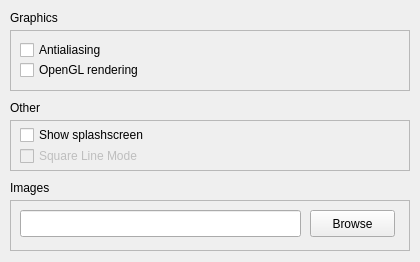
Qt form qrgui/dialogs/preferencesPages/miscellaniousPage.ui (qreal/qreal) before a commit.
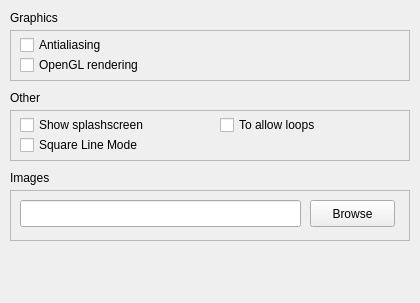
The same form after that commit.

```diff
--- a/qrgui/dialogs/preferencesPages/miscellaniousPage.ui
+++ b/qrgui/dialogs/preferencesPages/miscellaniousPage.ui
@@ -7,14 +7,14 @@
     <x>0</x>
     <y>0</y>
     <width>420</width>
-    <height>262</height>
+    <height>303</height>
    </rect>
   </property>
   <widget class="QFrame" name="frame_5">
    <property name="geometry">
     <rect>
      <x>10</x>
-     <y>200</y>
+     <y>190</y>
      <width>400</width>
      <height>51</height>
     </rect>
@@ -53,7 +53,7 @@
    <property name="geometry">
     <rect>
      <x>10</x>
-     <y>180</y>
+     <y>170</y>
      <width>151</width>
      <height>16</height>
     </rect>
@@ -66,7 +66,7 @@
    <property name="geometry">
     <rect>
      <x>10</x>
-     <y>120</y>
+     <y>110</y>
      <width>400</width>
      <height>51</height>
     </rect>
@@ -82,7 +82,7 @@
      <rect>
       <x>10</x>
       <y>5</y>
-      <width>380</width>
+      <width>191</width>
       <height>20</height>
      </rect>
     </property>
@@ -92,20 +92,33 @@
    </widget>
    <widget class="QCheckBox" name="squareLineModeCheckBox">
     <property name="enabled">
-     <bool>false</bool>
+     <bool>true</bool>
     </property>
     <property name="geometry">
      <rect>
       <x>10</x>
       <y>25</y>
       <width>381</width>
-      <height>22</height>
+      <height>20</height>
      </rect>
     </property>
     <property name="text">
      <string>Square Line Mode</string>
     </property>
    </widget>
+   <widget class="QCheckBox" name="loopsModeCheckBox">
+    <property name="geometry">
+     <rect>
+      <x>210</x>
+      <y>5</y>
+      <width>181</width>
+      <height>20</height>
+     </rect>
+    </property>
+    <property name="text">
+     <string>To allow loops</string>
+    </property>
+   </widget>
   </widget>
   <widget class="QFrame" name="frame_3">
    <property name="geometry">
@@ -113,7 +126,7 @@
      <x>10</x>
      <y>30</y>
      <width>400</width>
-     <height>61</height>
+     <height>51</height>
     </rect>
    </property>
    <property name="frameShape">
@@ -126,7 +139,7 @@
     <property name="geometry">
      <rect>
       <x>10</x>
-      <y>10</y>
+      <y>5</y>
       <width>380</width>
       <height>20</height>
      </rect>
@@ -139,7 +152,7 @@
     <property name="geometry">
      <rect>
       <x>10</x>
-      <y>30</y>
+      <y>25</y>
       <width>380</width>
       <height>20</height>
      </rect>
@@ -166,7 +179,7 @@
    <property name="geometry">
     <rect>
      <x>10</x>
-     <y>100</y>
+     <y>90</y>
      <width>151</width>
      <height>16</height>
     </rect>
```
